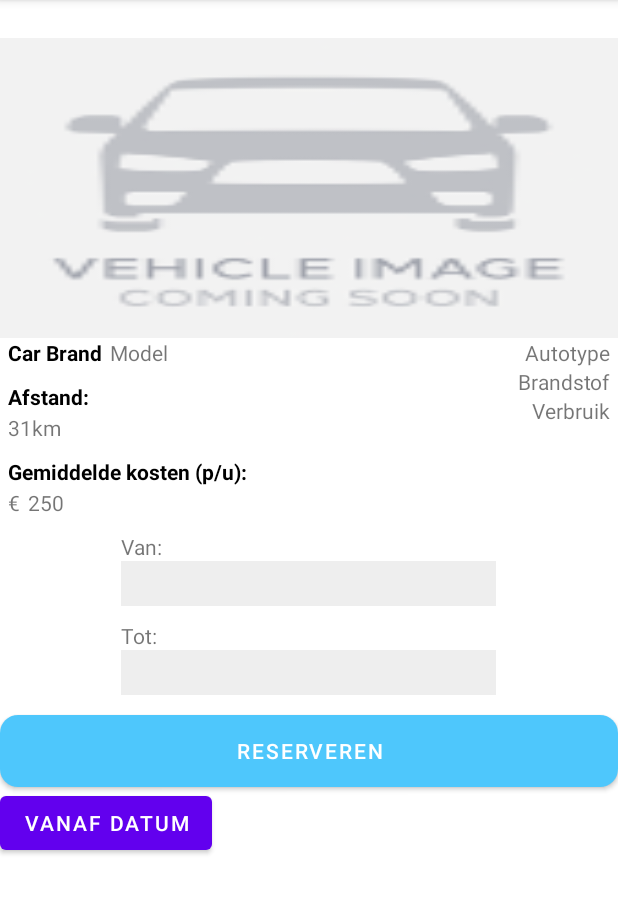
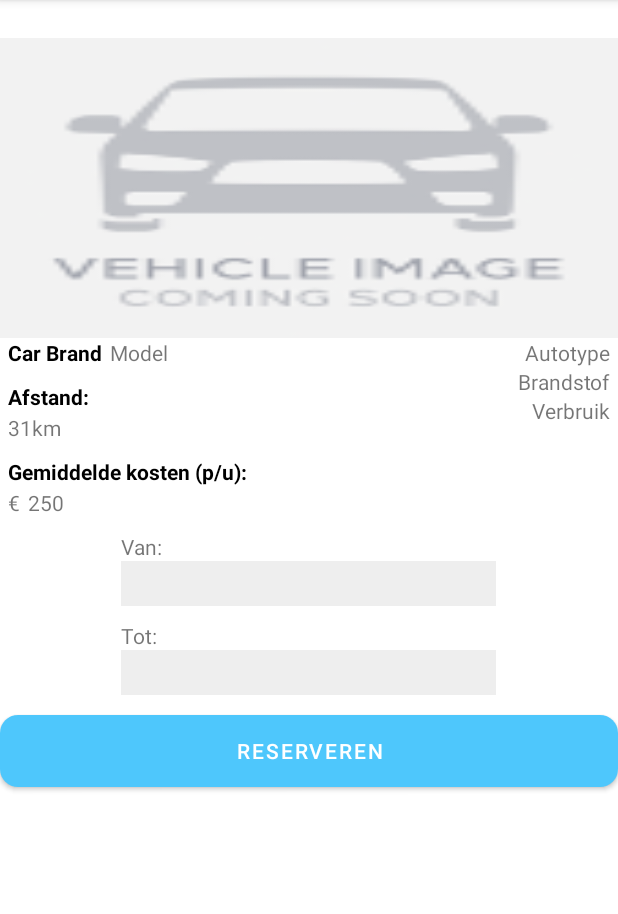
Before and after one commit to gerardstn/RMC-Android, an Android app: the ForRentDetailFragment screen opened through its navigation route, on a phone screen of 412 x 824 dp, the part 84-998 px from its top. Run offline under Robolectric (Android 15) with nearby library versions, the phone set to English and light mode, and no system bars; our stand-ins replace Room's generated code, navigation-ui; 7 statements that could not run were skipped.

Commit message:
car details has distance in KM now

```diff
--- a/app/src/main/java/avdinformatica/group1/rentmycar/ui/ForRentDetailFragment.java
+++ b/app/src/main/java/avdinformatica/group1/rentmycar/ui/ForRentDetailFragment.java
@@ -15,6 +15,8 @@ import java.util.Date;
 import avdinformatica.group1.rentmycar.R;
 import avdinformatica.group1.rentmycar.database.AppDatabase;
 import avdinformatica.group1.rentmycar.models.Car;
+import avdinformatica.group1.rentmycar.services.GPSService;
+import avdinformatica.group1.rentmycar.utils.Helper;
 
 
 public class ForRentDetailFragment extends Fragment {
@@ -22,6 +24,7 @@ public class ForRentDetailFragment extends Fragment {
 
     private static final String ARG_PARAM1 = "carId";
 
+    private GPSService mGPS;
     private Long mCarId;
     Car car;
     TextView tvCarDetailsBrand, tvCarDetailsModel, tvCarDetailsDistance, tvCarDetailsPrice, tvCarDetailsType, tvCarDetailsFuel, tvCarDetailsUsage;
@@ -32,6 +35,7 @@ public class ForRentDetailFragment extends Fragment {
 
     public ForRentDetailFragment() {
         // Required empty public constructor
+
     }
 
 
@@ -59,7 +63,7 @@ public class ForRentDetailFragment extends Fragment {
     @Override
     public View onCreateView(LayoutInflater inflater, ViewGroup container,
                              Bundle savedInstanceState) {
-
+        mGPS = new GPSService(getActivity().getApplicationContext());
         View view = inflater.inflate(R.layout.fragment_for_rent_detail, container, false);
 
 //        etCarReserveStartDate = view.findViewById(R.id.et_car_reserve_start_date);
@@ -75,7 +79,15 @@ public class ForRentDetailFragment extends Fragment {
 
         tvCarDetailsBrand.setText(car.getBrand());
         tvCarDetailsModel.setText(car.getModel());
-        tvCarDetailsDistance.setText(car.getPickupLocationCoordinates());
+
+        tvCarDetailsDistance.setText(Double.toString(
+                Helper.calculateDistance(
+                        Helper.getLat(car.getPickupLocationCoordinates()),
+                        Helper.getLong(car.getPickupLocationCoordinates()),
+                        mGPS.getLatitude(),
+                        mGPS.getLongitude()
+                )));
+
         tvCarDetailsPrice.setText(car.getPrice());
         tvCarDetailsType.setText(car.getCarType());
         tvCarDetailsFuel.setText(car.getFuelType());
--- a/app/src/main/res/layout/for_rent_detail_layout.xml
+++ b/app/src/main/res/layout/for_rent_detail_layout.xml
@@ -161,12 +161,4 @@
         app:backgroundTint="@color/cyan" />
 
 
-    <Button
-        android:layout_width="wrap_content"
-        android:layout_height="wrap_content"
-        android:layout_below="@+id/btn_car_details_reserve"
-        android:text="Vanaf DATUM"
-        android:onClick="showDatePickerDialog" />
-
-
 </RelativeLayout>
```
